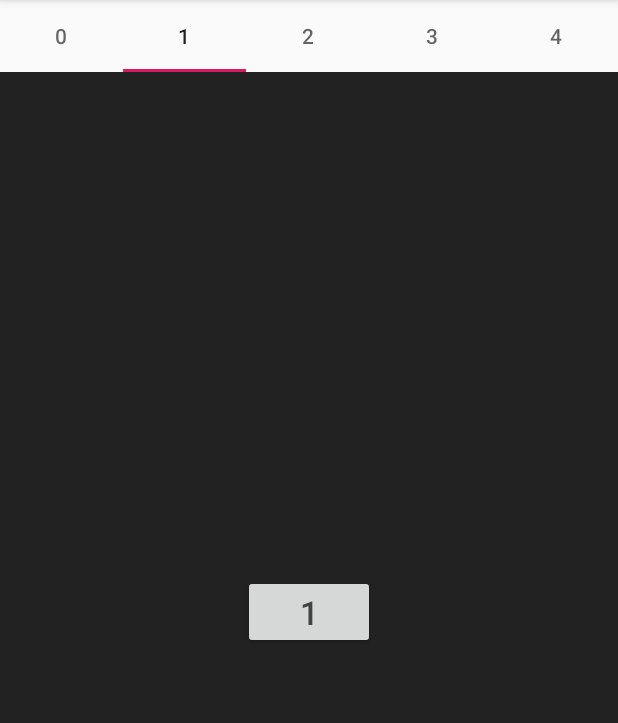
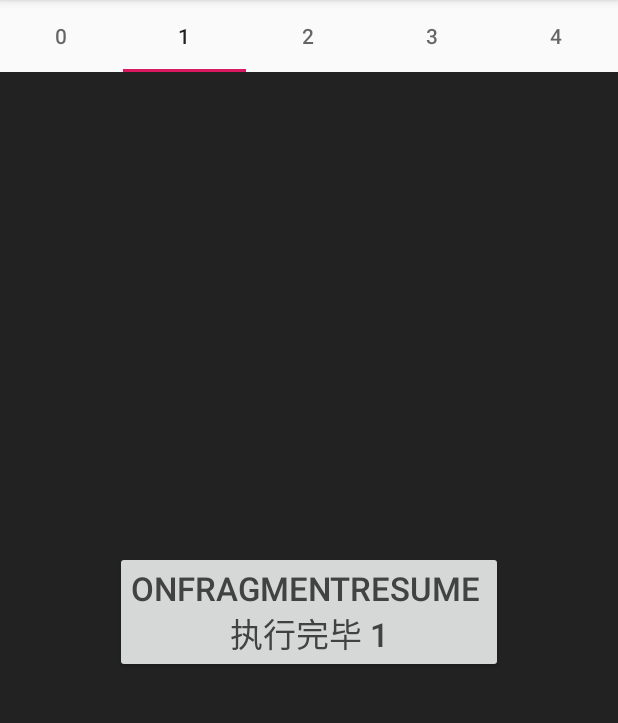
Before and after one commit to 13217300237/ViewPagerKeng, an Android app: the screen it shows after launch (MainActivity), tab 2 chosen, on a phone screen of 412 x 824 dp, the part 84-807 px from its top. Run offline under Robolectric (Android 15) with nearby library versions, the phone set to English and light mode, and no system bars.

Commit message:
更新懒加载展示方式

```diff
--- a/lazyloadingfragments/src/main/java/study/hank/com/lazyloadingfragments/BaseLazyLoadingFragment.java
+++ b/lazyloadingfragments/src/main/java/study/hank/com/lazyloadingfragments/BaseLazyLoadingFragment.java
@@ -31,7 +31,7 @@ import android.view.ViewGroup;
  * <p>
  * 1、滑动过程中显示那个页面，就去加载哪个页面的数据
  * 2、比如从Fragment的一个按钮跳转到另一个Activity，再回来时，也只有当前这个可见的Fragment会执行UI更新
- * 3、
+ * 3、当其中一个Fragment的内容，也是ViewPager+Fragment，结果形成了嵌套结构时，跳转到另外的Activity再回来，这个内部的多个Fragment，生命周期也会出现不必要的执行
  */
 public abstract class BaseLazyLoadingFragment extends Fragment {
 
--- a/lazyloadingfragments/src/main/java/study/hank/com/lazyloadingfragments/MyFragment.java
+++ b/lazyloadingfragments/src/main/java/study/hank/com/lazyloadingfragments/MyFragment.java
@@ -2,16 +2,17 @@ package study.hank.com.lazyloadingfragments;
 
 import android.content.Intent;
 import android.os.Bundle;
+import android.os.CountDownTimer;
 import android.util.Log;
 import android.view.View;
 import android.widget.Button;
-import android.widget.TextView;
 
 public class MyFragment extends BaseLazyLoadingFragment {
 
 
     private Button tv;
     private String textArg;
+    private CountDownTimer countDownTimer;
 
     public static MyFragment newInstance(String text) {
         Bundle args = new Bundle();
@@ -44,19 +45,46 @@ public class MyFragment extends BaseLazyLoadingFragment {
         });
     }
 
+    long totalTime = 1000L;
+    long interval = 100L;
+
     @Override
     protected void onFragmentFirstVisible() {
-        Log.d(getLogTag(), "更新UI:" + Thread.currentThread().getName());
+        Log.d(getLogTag() + "_onFragment", "首次加载,初始必要全局参数:" + Thread.currentThread().getName());
     }
 
     @Override
     protected void onFragmentResume() {
-        Log.d(getLogTag(), "页面恢复:");
-        tv.setText(textArg);
+        Log.d(getLogTag() + "_onFragment", "页面onResume,加载最新数据:");
+        countDownTimer = new CountDownTimer(totalTime, interval) {
+            @Override
+            public void onTick(final long millisUntilFinished) {
+                tv.postDelayed(new Runnable() {
+                    @Override
+                    public void run() {
+                        tv.setText("onFragmentResume \n执行中，剩余 :" + millisUntilFinished + " ms");
+                    }
+                }, 0);
+            }
+
+            @Override
+            public void onFinish() {
+                tv.postDelayed(new Runnable() {
+                    @Override
+                    public void run() {
+                        tv.setText("onFragmentResume \n执行完毕 " + textArg);
+                    }
+                }, 0);
+            }
+        };
+        countDownTimer.start();
     }
 
     @Override
     protected void onFragmentPause() {
-        Log.d(getLogTag(), "页面暂停:");
+        Log.d(getLogTag() + "_onFragment", "页面暂停,中断加载数据的所有操作，避免造成资源浪费，避免造成页面卡顿:"
+                + "\n ======================================================================================================");
+        if (countDownTimer != null)
+            countDownTimer.cancel();
     }
 }
--- a/lazyloadingfragments/src/main/res/layout/fragment_item.xml
+++ b/lazyloadingfragments/src/main/res/layout/fragment_item.xml
@@ -3,7 +3,6 @@
     xmlns:app="http://schemas.android.com/apk/res-auto"
     android:layout_width="match_parent"
     android:layout_height="match_parent"
-    xmlns:tools="http://schemas.android.com/tools"
     android:background="#222222">
 
     <Button
@@ -11,7 +10,7 @@
         android:layout_width="wrap_content"
         android:layout_height="wrap_content"
         android:padding="10dp"
-        tools:text="222"
+        android:text="loading"
         android:textColor="@color/cardview_dark_background"
         android:textSize="22sp"
         app:layout_constraintBottom_toBottomOf="parent"
```
